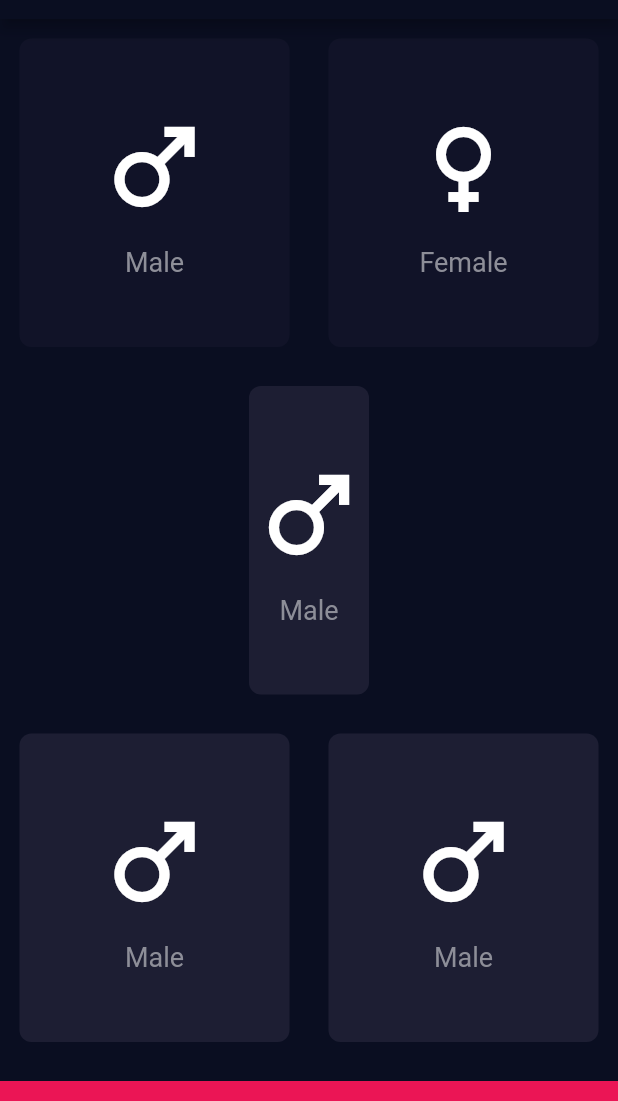
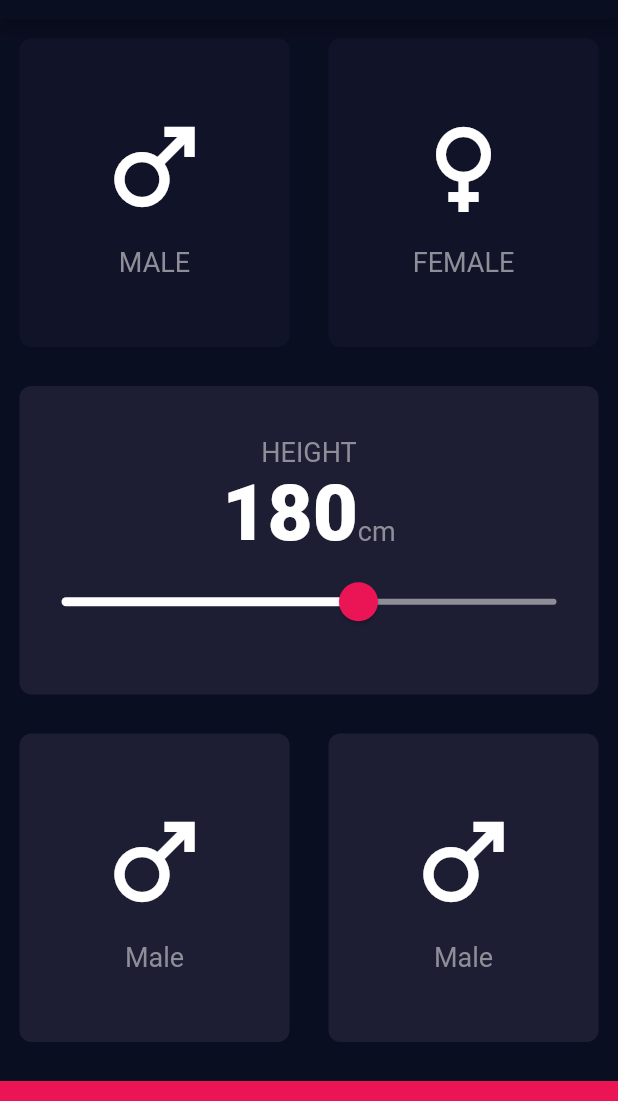
Before and after one commit to iamoguzhanarslantas/bmi_calculator, a Flutter app: the screen it shows after launch, on a phone screen of 412 x 824 dp, the part 65-1166 px from its top. Run offline on Flutter 3.47's test engine with Material 2 defaults, Android fonts, the phone set to English and light mode, and no system bars.

Commit message:
add slider, constants and height's card

```diff
--- /dev/null
+++ b/lib/constants.dart
@@ -0,0 +1,16 @@
+import 'package:flutter/material.dart';
+
+const kBottomContainerHeight = 60.0;
+const kActiveCardColour = Color(0xFF1D1E33);
+const kInactiveCardColour = Color(0xFF111328);
+const kBottomContainerColour = Color(0xFFEB1555);
+
+const kLabelTextStyle = TextStyle(
+  fontSize: 18,
+  color: Color(0xFF8D8E98),
+);
+
+const kNumberTextStyle = TextStyle(
+  fontSize: 52,
+  fontWeight: FontWeight.w900,
+);
--- a/lib/icon_content.dart
+++ b/lib/icon_content.dart
@@ -1,9 +1,6 @@
 import 'package:flutter/material.dart';
 
-const labelTextStyle = TextStyle(
-  fontSize: 18,
-  color: Color(0xFF8D8E98),
-);
+import 'constants.dart';
 
 class IconContent extends StatelessWidget {
   final IconData icon;
@@ -24,7 +21,7 @@ class IconContent extends StatelessWidget {
         ),
         Text(
           label,
-          style: labelTextStyle,
+          style: kLabelTextStyle,
         ),
       ],
     );
--- a/lib/input_page.dart
+++ b/lib/input_page.dart
@@ -1,12 +1,8 @@
 import 'package:flutter/material.dart';
 
+import 'constants.dart';
 import 'icon_content.dart';
 import 'reusable_card.dart';
-
-const bottomContainerHeight = 60.0;
-const activeCardColour = Color(0xFF1D1E33);
-const inactiveCardColour = Color(0xFF111328);
-const bottomContainerColour = Color(0xFFEB1555);
 
 enum Gender {
   male,
@@ -22,6 +18,7 @@ class InputPage extends StatefulWidget {
 
 class _InputPageState extends State<InputPage> {
   Gender? selectedGender;
+  int height = 180;
 
   @override
   Widget build(BuildContext context) {
@@ -31,6 +28,7 @@ class _InputPageState extends State<InputPage> {
         title: const Text('BMI Calculator'),
       ),
       body: Column(
+        crossAxisAlignment: CrossAxisAlignment.stretch,
         children: [
           Expanded(
             child: Row(
@@ -43,11 +41,11 @@ class _InputPageState extends State<InputPage> {
                       });
                     },
                     colour: selectedGender == Gender.male
-                        ? activeCardColour
-                        : inactiveCardColour,
+                        ? kActiveCardColour
+                        : kInactiveCardColour,
                     cardChild: const IconContent(
                       icon: Icons.male,
-                      label: 'Male',
+                      label: 'MALE',
                     ),
                   ),
                 ),
@@ -59,11 +57,11 @@ class _InputPageState extends State<InputPage> {
                       });
                     },
                     colour: selectedGender == Gender.female
-                        ? activeCardColour
-                        : inactiveCardColour,
+                        ? kActiveCardColour
+                        : kInactiveCardColour,
                     cardChild: const IconContent(
                       icon: Icons.female,
-                      label: 'Female',
+                      label: 'FEMALE',
                     ),
                   ),
                 ),
@@ -73,10 +71,40 @@ class _InputPageState extends State<InputPage> {
           Expanded(
             child: ReusableCard(
               onPress: () {},
-              colour: activeCardColour,
-              cardChild: const IconContent(
-                icon: Icons.male,
-                label: 'Male',
+              colour: kActiveCardColour,
+              cardChild: Column(
+                mainAxisAlignment: MainAxisAlignment.center,
+                children: [
+                  const Text(
+                    'HEIGHT',
+                    style: kLabelTextStyle,
+                  ),
+                  Row(
+                    mainAxisAlignment: MainAxisAlignment.center,
+                    crossAxisAlignment: CrossAxisAlignment.baseline,
+                    textBaseline: TextBaseline.alphabetic,
+                    children: [
+                      Text(
+                        height.toString(),
+                        style: kNumberTextStyle,
+                      ),
+                      const Text(
+                        'cm',
+                        style: kLabelTextStyle,
+                      ),
+                    ],
+                  ),
+                  Slider(
+                    value: height.toDouble(),
+                    min: 120,
+                    max: 220,
+                    onChanged: (double newValue) {
+                      setState(() {
+                        height = newValue.toInt();
+                      });
+                    },
+                  ),
+                ],
               ),
             ),
           ),
@@ -86,7 +114,7 @@ class _InputPageState extends State<InputPage> {
                 Expanded(
                   child: ReusableCard(
                     onPress: () {},
-                    colour: activeCardColour,
+                    colour: kActiveCardColour,
                     cardChild: const IconContent(
                       icon: Icons.male,
                       label: 'Male',
@@ -96,7 +124,7 @@ class _InputPageState extends State<InputPage> {
                 Expanded(
                   child: ReusableCard(
                     onPress: () {},
-                    colour: activeCardColour,
+                    colour: kActiveCardColour,
                     cardChild: const IconContent(
                       icon: Icons.male,
                       label: 'Male',
@@ -107,12 +135,12 @@ class _InputPageState extends State<InputPage> {
             ),
           ),
           Container(
-            color: bottomContainerColour,
+            color: kBottomContainerColour,
             margin: const EdgeInsets.only(
               top: 13,
             ),
             width: double.infinity,
-            height: bottomContainerHeight,
+            height: kBottomContainerHeight,
           ),
         ],
       ),
--- a/lib/main.dart
+++ b/lib/main.dart
@@ -17,6 +17,18 @@ class BMICalculator extends StatelessWidget {
           backgroundColor: Color(0xFF0A0E21),
         ),
         scaffoldBackgroundColor: const Color(0xFF0A0E21),
+        sliderTheme: const SliderThemeData(
+          activeTrackColor: Colors.white,
+          inactiveTrackColor: Color(0xFF8D8E98),
+          thumbColor: Color(0xFFEB1555),
+          overlayColor: Color(0x29EB1555),
+          thumbShape: RoundSliderThumbShape(
+            enabledThumbRadius: 13,
+          ),
+          overlayShape: RoundSliderOverlayShape(
+            overlayRadius: 28,
+          ),
+        ),
       ),
       home: const InputPage(),
     );
```
